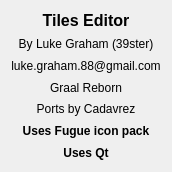
Old version of the form AboutDialog.ui in the repository lukegrahamSydney/TilesEditor.
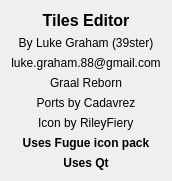
New version of the form.

```diff
--- a/AboutDialog.ui
+++ b/AboutDialog.ui
@@ -82,6 +82,13 @@
      </property>
     </widget>
    </item>
+   <item alignment="Qt::AlignHCenter">
+    <widget class="QLabel" name="label_8">
+     <property name="text">
+      <string>Icon by RileyFiery</string>
+     </property>
+    </widget>
+   </item>
    <item>
     <widget class="QLabel" name="label_3">
      <property name="font">
```
